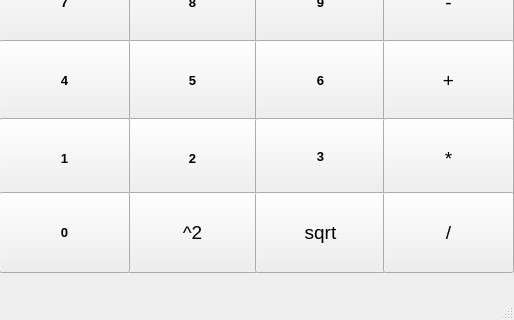
Above: SummerWar/Calculator/mainwindow.ui from denslaz/StudentCpp before the change; both pictures show x 0 to 514 and y 185 to 505 of the 514 by 505 pixel window. Below: the same form after it.
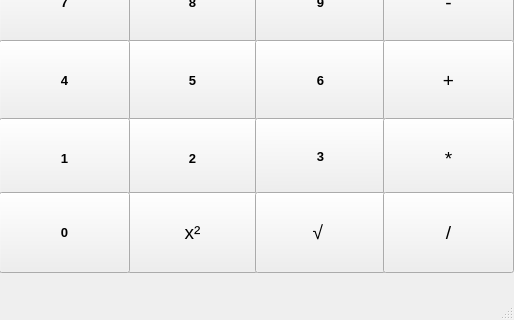
That is the form after the change.

```diff
--- a/SummerWar/Calculator/mainwindow.ui
+++ b/SummerWar/Calculator/mainwindow.ui
@@ -341,7 +341,7 @@
      </font>
     </property>
     <property name="text">
-     <string>^2</string>
+     <string>x²</string>
     </property>
    </widget>
    <widget class="QPushButton" name="koreni">
@@ -359,7 +359,7 @@
      </font>
     </property>
     <property name="text">
-     <string>sqrt</string>
+     <string>√ </string>
     </property>
    </widget>
    <widget class="QPushButton" name="delenie">
```
